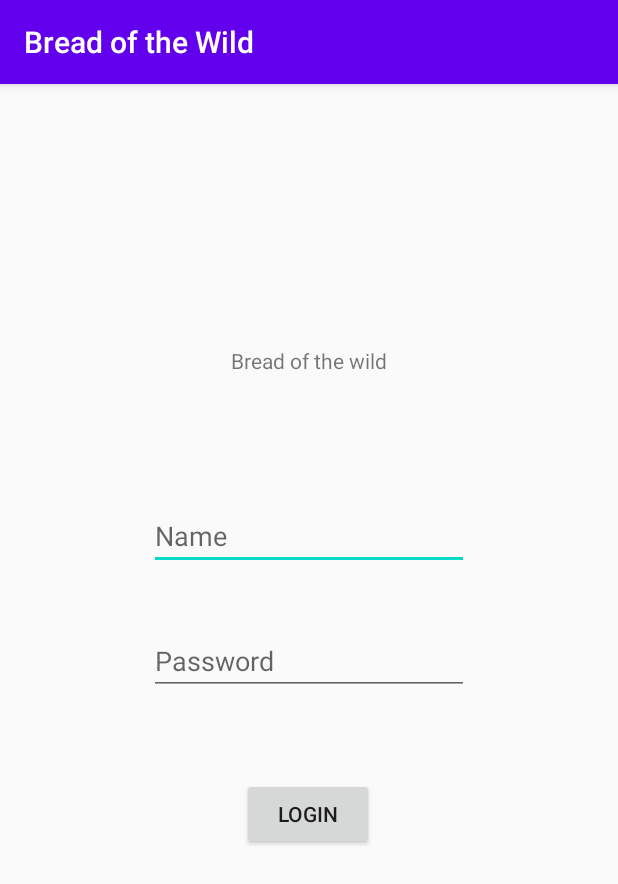
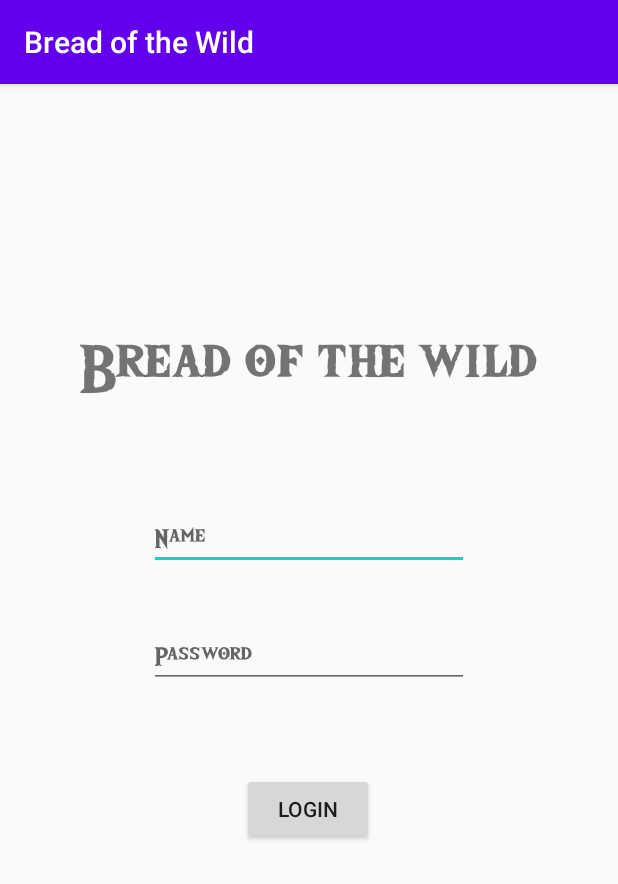
Before and after one commit to Daanp96/s1114322_s1115218_iiatimd_app, an Android app: the screen it shows after launch (MainActivity), on a phone screen of 412 x 824 dp. Shown: the top 884 px of the screen. Run offline under Robolectric (Android 15) with nearby library versions, the phone set to English and light mode, and no system bars.

Commit message:
Refactored and added font

```diff
--- a/app/src/main/AndroidManifest.xml
+++ b/app/src/main/AndroidManifest.xml
@@ -16,7 +16,7 @@
                 <category android:name="android.intent.category.LAUNCHER" />
             </intent-filter>
         </activity>
-        <activity android:name=".SecondActivity"/>
+        <activity android:name=".LoginActivity"/>
     </application>
 
 </manifest>
--- a/app/src/main/java/com/example/breadofthewild/MainActivity.java
+++ b/app/src/main/java/com/example/breadofthewild/MainActivity.java
@@ -33,7 +33,7 @@
 
         if(inlog.equals(name) && passGood.equals(password)){
             bundleForSecondScreen.putString("name", name);
-            Intent toSecondScreenIntent = new Intent(this, SecondActivity.class);
+            Intent toSecondScreenIntent = new Intent(this, LoginActivity.class);
             toSecondScreenIntent.putExtras(bundleForSecondScreen);
             startActivity(toSecondScreenIntent);
             Toast.makeText(this, "Welcome!", Toast.LENGTH_SHORT).show();
--- a/app/src/main/res/layout/activity_main.xml
+++ b/app/src/main/res/layout/activity_main.xml
@@ -7,9 +7,11 @@
     tools:context=".MainActivity">
 
     <TextView
-        android:id="@+id/title2"
+        android:id="@+id/titleLogin"
         android:layout_width="wrap_content"
         android:layout_height="wrap_content"
+        android:fontFamily="@font/zelda"
+        android:textSize="46sp"
         android:text="@string/title"
         app:layout_constraintBottom_toBottomOf="parent"
         app:layout_constraintEnd_toEndOf="parent"
@@ -25,6 +27,7 @@
         android:ems="10"
         android:hint="@string/username"
         android:inputType="textPersonName"
+        android:fontFamily="@font/zelda"
         app:layout_constraintBottom_toBottomOf="parent"
         app:layout_constraintEnd_toEndOf="parent"
         app:layout_constraintStart_toStartOf="parent"
@@ -38,6 +41,7 @@
         android:ems="10"
         android:hint="@string/password"
         android:inputType="textPassword"
+        android:fontFamily="@font/zelda"
         app:layout_constraintBottom_toBottomOf="parent"
         app:layout_constraintEnd_toEndOf="parent"
         app:layout_constraintStart_toStartOf="parent"
@@ -55,4 +59,5 @@
         app:layout_constraintStart_toStartOf="parent"
         app:layout_constraintTop_toBottomOf="@+id/passInput"
         app:layout_constraintVertical_bias="0.178" />
+
 </androidx.constraintlayout.widget.ConstraintLayout>
```
Also changed, not shown: app/src/main/java/com/example/breadofthewild/DashboardActivity.java (added, +7 -0 lines), app/src/main/java/com/example/breadofthewild/LoginActivity.java (renamed from app/src/main/java/com/example/breadofthewild/SecondActivity.java, +2 -5 lines), app/src/main/res/layout/activity_dashboard.xml (added, +18 -0 lines), app/src/main/res/font/zelda.otf (added), app/src/main/res/layout/activity_login.xml (renamed from app/src/main/res/layout/activity_second.xml), 1 other file.
